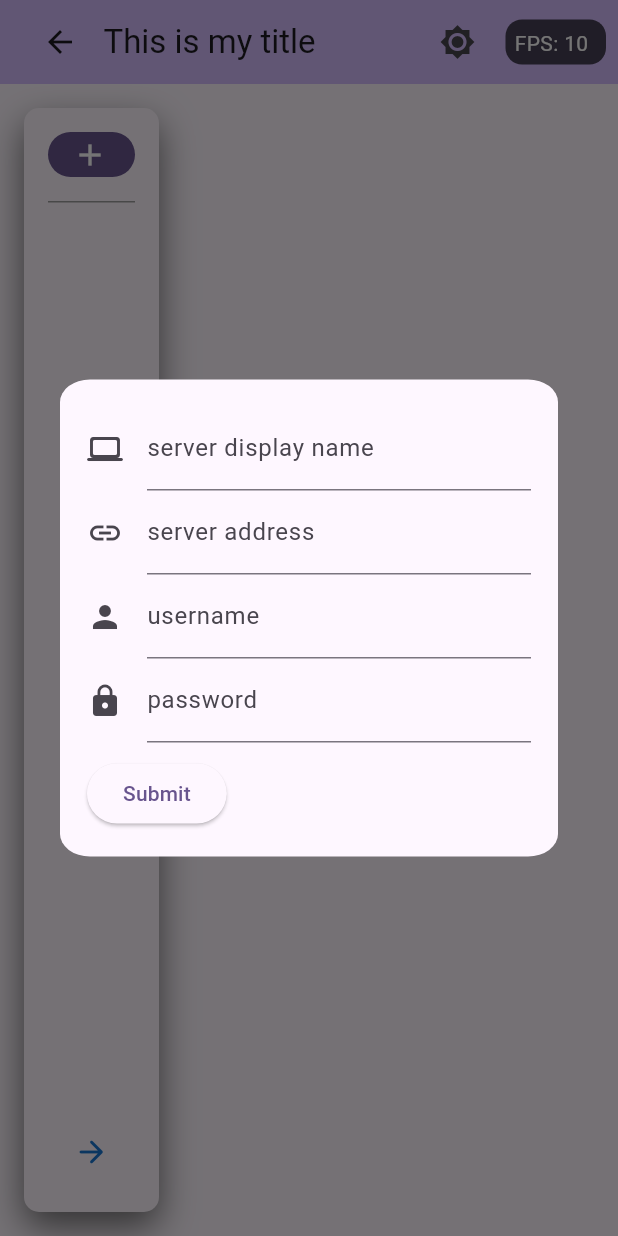
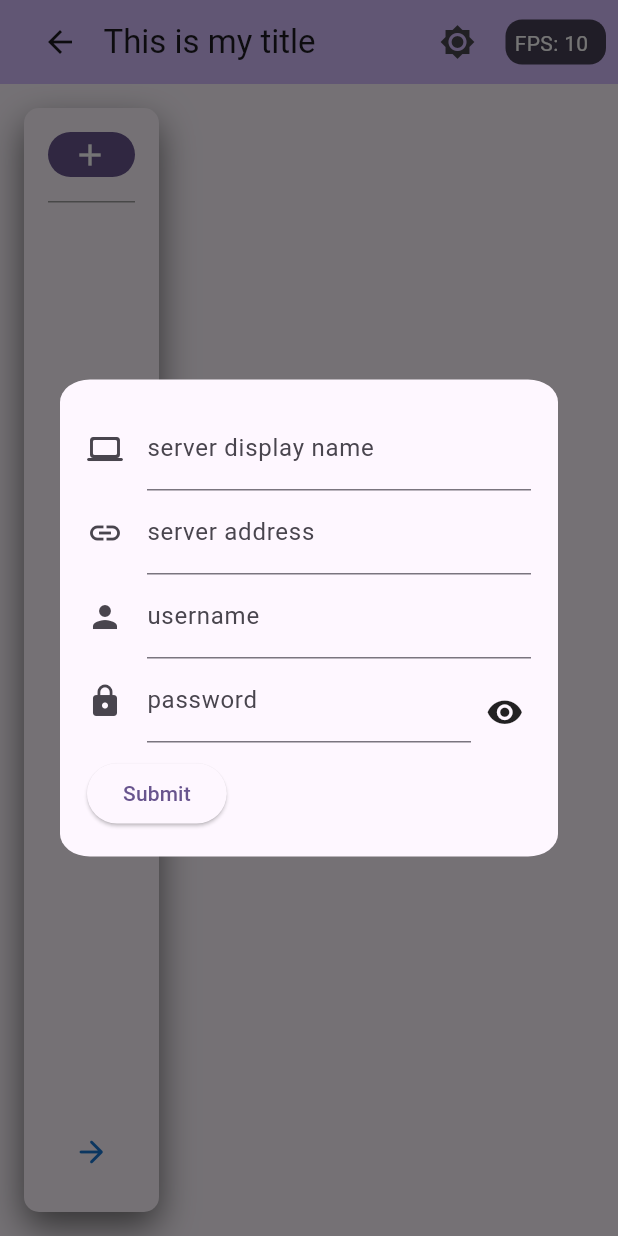
Before and after one commit to ross96D/updater_client, a Flutter app: the screen it shows after launch, after a tap on the "add" icon, on a phone screen of 412 x 824 dp. Run offline on Flutter 3.47's test engine with Material 3 defaults, Android fonts, the phone set to English and light mode, and no system bars; our stand-ins replace equatable, freezed_annotation, get_it, go_router, sembast, toastification.

Commit message:
add edit server

```diff
--- a/lib/main.dart
+++ b/lib/main.dart
@@ -7,6 +7,7 @@ import 'package:path_provider/path_provider.dart';
 import 'package:updater_client/api.dart';
 import 'package:updater_client/bdapi.dart';
 import 'package:updater_client/database.dart';
+import 'package:updater_client/models/server.dart';
 import 'package:updater_client/pages/add_server.dart';
 import 'package:updater_client/theme.dart';
 import 'package:updater_client/utils/utils.dart';
@@ -102,6 +103,28 @@ class AppLayout extends StatelessWidget {
   final Widget child;
   final void Function(Brightness) changeTheme;
 
+  void _showServerDialog(BuildContext context, [Server? server]) {
+    showDialog(
+      context: context,
+      builder: (context) {
+        return Dialog(
+          shape: const RoundedRectangleBorder(
+            borderRadius: BorderRadius.all(Radius.elliptical(20, 15)),
+          ),
+          child: Padding(
+            padding: const EdgeInsets.all(8.0),
+            child: SizedBox(
+              width: 400,
+              child: IntrinsicHeight(
+                child: AddServer(server: server),
+              ),
+            ),
+          ),
+        );
+      },
+    );
+  }
+
   SidebarItem _buildSideBarItem(
     BuildContext context,
     int key,
@@ -158,12 +181,14 @@ class AppLayout extends StatelessWidget {
     }
 
     return SidebarItem(
+      server: session.server,
       icon: switch (state) {
         NotConnected() => Icons.cloud,
         Connected() => Icons.cloud_done,
         ConnectionError() => Icons.cloud_off,
       },
       text: "${session.server.name.value} ${serverdata?.version.toString() ?? ""}",
+      editAction: (Server server) =>_showServerDialog(context, server),
       upgradeAction: upgradeCallback,
       deleteAction: () {
         showDialog(
@@ -236,27 +261,7 @@ class AppLayout extends StatelessWidget {
               : theme.primaryColorLight,
           header: (isExpanded) {
             return Button(
-              onTap: () {
-                showDialog(
-                  context: context,
-                  builder: (context) {
-                    return const Dialog(
-                      shape: RoundedRectangleBorder(
-                        borderRadius: BorderRadius.all(Radius.elliptical(20, 15)),
-                      ),
-                      child: Padding(
-                        padding: EdgeInsets.all(8.0),
-                        child: SizedBox(
-                          width: 400,
-                          child: IntrinsicHeight(
-                            child: AddServer(),
-                          ),
-                        ),
-                      ),
-                    );
-                  },
-                );
-              },
+              onTap: () => _showServerDialog(context),
               child: SizedBox(
                 height: 30,
                 child: Padding(
--- a/lib/pages/add_server.dart
+++ b/lib/pages/add_server.dart
@@ -4,9 +4,11 @@ import 'package:go_router/go_router.dart';
 import 'package:updater_client/database.dart';
 import 'package:updater_client/models/base.dart';
 import 'package:updater_client/models/server.dart';
+import 'package:updater_client/widgets/button.dart';
 
 class AddServer extends StatefulWidget {
-  const AddServer({super.key});
+  const AddServer({super.key, this.server});
+  final Server? server;
 
   @override
   State<StatefulWidget> createState() => _AddServer();
@@ -19,11 +21,12 @@ class _AddServer extends State<AddServer> {
   late final TextEditingController addressCtrl;
   late final TextEditingController usernameCtrl;
   late final TextEditingController passwordCtrl;
+  bool showPassword = false;
 
   @override
   void initState() {
     super.initState();
-    _state = Server.emtpy();
+    _state = widget.server ?? Server.emtpy();
     nameCtrl = TextEditingController(text: _state.name.value);
     nameCtrl.addListener(() {
       setState(() {
@@ -103,10 +106,14 @@ class _AddServer extends State<AddServer> {
               keyboardType: TextInputType.text,
               textInputAction: TextInputAction.next,
             ),
-            TextFormField(
+            Row(
+              mainAxisSize: MainAxisSize.min,
+              children: [
+                Expanded(
+                  child: TextFormField(
                     key: const Key('AddServer_Password'),
                     controller: passwordCtrl,
-              obscureText: true,
+                    obscureText: !showPassword,
                     decoration: const InputDecoration(
                       icon: Icon(Icons.lock),
                       labelText: "password",
@@ -114,6 +121,20 @@ class _AddServer extends State<AddServer> {
                     validator: (value) => _state.password.validator(value ?? "")?.text(),
                     keyboardType: TextInputType.visiblePassword,
                     textInputAction: TextInputAction.next,
+                  ),
+                ),
+                const SizedBox(width: 5),
+                SizedOverflowBox(
+                  size: const Size(35, 50),
+                  child: Padding(
+                    padding: const EdgeInsets.only(top: 15.0),
+                    child: SmallIconButton(
+                      icon: const Icon(Icons.remove_red_eye, size: 25),
+                      onTap: () => setState(() => showPassword = !showPassword),
+                    ),
+                  ),
+                ),
+              ],
             ),
             Padding(
               padding: const EdgeInsets.only(top: 10),
@@ -131,7 +152,7 @@ class _AddServer extends State<AddServer> {
               ]),
             )
           ],
-        )
+        ),
       ),
     );
   }
--- a/lib/widgets/sidebar.dart
+++ b/lib/widgets/sidebar.dart
@@ -1,4 +1,5 @@
 import 'package:flutter/material.dart';
+import 'package:updater_client/models/server.dart';
 import 'package:updater_client/widgets/button.dart';
 
 /// AnimatedSidebar is a stateful widget that displays a sidebar that can
@@ -278,16 +279,6 @@ class _AnimatedSidebarState extends State<AnimatedSidebar> with TickerProviderSt
               ),
             ),
           ),
-          // child: LayoutBuilder(builder: (BuildContext context, BoxConstraints constraints) {
-          //   return ConstrainedBox(
-          //     constraints: constraints,
-          //     child: SingleChildScrollView(
-          //       child: Column(
-          //         children: _buildMenuItems(context),
-          //       ),
-          //     ),
-          //   );
-          // }),
           _buildSwitchButton(),
         ],
       ),
@@ -448,6 +439,10 @@ class _AnimatedSidebarState extends State<AnimatedSidebar> with TickerProviderSt
           onTap: item.deleteAction,
           child: const Text("delete"),
         ),
+        PopupMenuItem(
+          onTap: () => item.editAction(item.server),
+          child: const Text("edit"),
+        ),
       ],
     );
   }
@@ -494,6 +489,8 @@ class SidebarItem {
     required this.icon,
     required this.deleteAction,
     required this.upgradeAction,
+    required this.editAction,
+    required this.server,
   });
 
   /// The text of the item.
@@ -502,6 +499,9 @@ class SidebarItem {
   /// The icon of the item.
   final IconData icon;
 
+  final Server server;
+
   final void Function() deleteAction;
   final void Function() upgradeAction;
+  final void Function(Server server) editAction;
 }
```
Lines whose indentation alone changed are shown as unchanged.
